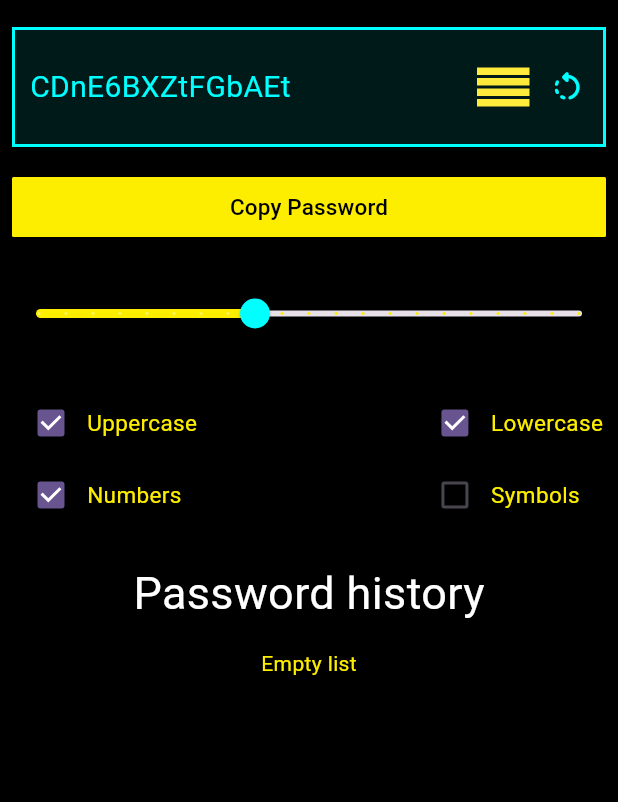
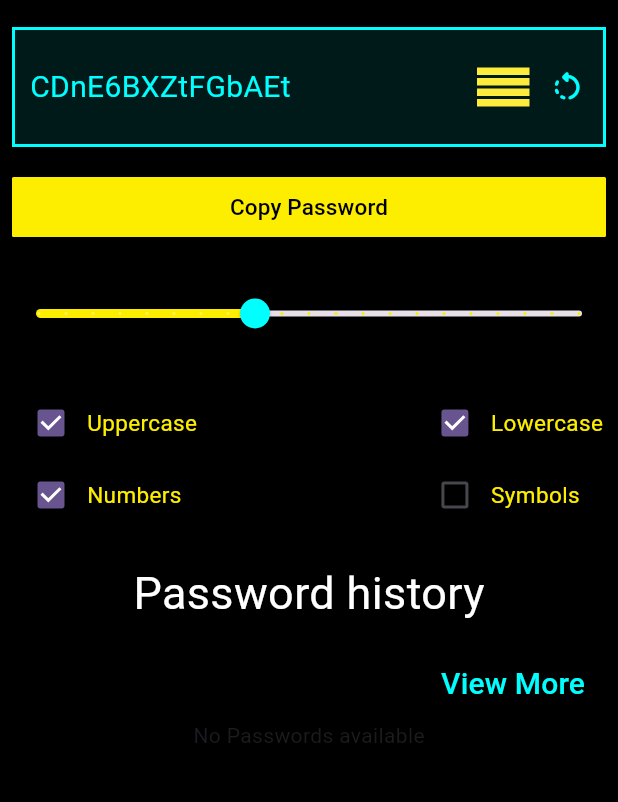
Before and after one commit to Thagana/password_generator_lite, a Flutter app: the screen it shows after launch, on a phone screen of 412 x 824 dp, the part 84-886 px from its top. Run offline on Flutter 3.47's test engine with Material 3 defaults, Android fonts, the light colour scheme and no system bars; drawn by our look-alikes of animated_text_kit; our stand-ins replace bloc, equatable, firebase_core, flutter_bloc, go_router, google_fonts and 3 more; accounts and stored records are empty; generated files the repository leaves out were written again.

Commit message:
home widgets

```diff
--- a/lib/src/home/bloc/password_bloc.dart
+++ b/lib/src/home/bloc/password_bloc.dart
@@ -1,5 +1,4 @@
 import 'package:bloc/bloc.dart';
-import 'package:equatable/equatable.dart';
 import 'package:flutter/foundation.dart';
 import 'package:password_repository/password_repository.dart';
 
@@ -11,49 +10,64 @@ part 'password_state.dart';
 class PasswordBloc extends Bloc<PasswordEvent, PasswordState> {
   ///
   PasswordBloc({required this.passwordRepository})
-      : super(const PasswordInitial()) {
-    on<RequestSavePassword>(_requestSavePassword);
+      : super(const PasswordState()) {
+    on<RequestDelete>(_requestDeletePassword);
     on<RequestPasswords>(_requestPasswords);
+    on<RequestAddPassword>(_requestAddPassword);
   }
 
   ///
   final PasswordRepository passwordRepository;
 
-  ///
-  Future<void> _requestSavePassword(
-    RequestSavePassword event,
+  Future<void> _requestAddPassword(
+    RequestAddPassword event,
     Emitter<PasswordState> emit,
   ) async {
     try {
-      final passwords = await passwordRepository.savePassword(event.password);
-      emit(SavePasswordSuccessful(passwords: passwords));
-    } catch (e) {
+      await passwordRepository.savePassword(event.password);
+      final passwords = await passwordRepository.getPasswords();
+      emit(state.copyWith(passwords: passwords));
+    } catch (error) {
       if (kDebugMode) {
-        print(e);
+        print(error);
       }
       emit(
-        SavePasswordError(
-          message: e.toString(),
-        ),
+        state.copyWith(errorMessage: 'Something went wrong please try again'),
       );
     }
   }
 
   Future<void> _requestPasswords(
-      RequestPasswords event,
-      Emitter<PasswordState> emit
-      ) async {
+    RequestPasswords event,
+    Emitter<PasswordState> emit,
+  ) async {
     try {
       final passwords = await passwordRepository.getPasswords();
-      emit(PasswordLoaded(passwords: passwords));
+      emit(state.copyWith(passwords: passwords));
     } catch (error) {
       if (kDebugMode) {
         print(error);
       }
       emit(
-        SavePasswordError(
-          message: error.toString(),
-        ),
+        state.copyWith(errorMessage: 'Something went wrong please try again'),
+      );
+    }
+  }
+
+  Future<void> _requestDeletePassword(
+    RequestDelete event,
+    Emitter<PasswordState> emit,
+  ) async {
+    try {
+      await passwordRepository.deletePassword(event.password);
+      final passwords = await passwordRepository.getPasswords();
+      emit(state.copyWith(passwords: passwords));
+    } catch (error) {
+      if (kDebugMode) {
+        print(error);
+      }
+      emit(
+        state.copyWith(errorMessage: 'Something went wrong please try again'),
       );
     }
   }
--- a/lib/src/home/bloc/password_event.dart
+++ b/lib/src/home/bloc/password_event.dart
@@ -12,8 +12,25 @@ class RequestPasswords extends PasswordEvent {
   const RequestPasswords();
 }
 
+class RequestAddPassword extends PasswordEvent {
+  const RequestAddPassword({required this.password});
+  final String password;
 
+  @override
+  List<Object?> get props => [password];
+}
+
+///
 class RequestSavePassword extends PasswordEvent {
   const RequestSavePassword({ required this.password });
   final String password;
+  @override
+  List<Object?> get props => [password];
 }
+
+///
+class RequestDelete extends PasswordEvent {
+  const RequestDelete({ required this.password});
+  final String password;
+  List<Object?> get props => [password];
+}
--- a/lib/src/home/bloc/password_state.dart
+++ b/lib/src/home/bloc/password_state.dart
@@ -1,56 +1,31 @@
 part of 'password_bloc.dart';
 
 ///
-abstract class PasswordState extends Equatable {
+class PasswordState {
   ///
-  const PasswordState();
-  @override
-  List<Object> get props => [];
+  const PasswordState({
+    this.passwords = const [],
+    this.errorMessage = '',
+  });
 
-  ///
-  List<Password> get passwords => [];
+  final String errorMessage;
+  final List<Password> passwords;
 
   ///
   Map<String, dynamic>? toJson() {
-    return null;
+    return {
+      'passwords': passwords,
+      'errorMessage': errorMessage,
+    };
   }
-}
 
-///
-class PasswordInitial extends PasswordState {
-  ///
-  const PasswordInitial();
-}
-
-///
-class PasswordError extends PasswordState {
-  ///
-  const PasswordError({required this.message});
-
-  ///
-  final String? message;
-}
-
-///
-class PasswordLoaded extends PasswordState {
-  ///
-  const PasswordLoaded({required this.passwords});
-
-  ///
-  @override
-  final List<Password> passwords;
-}
-
-
-class SavePasswordSuccessful extends PasswordState {
-  const SavePasswordSuccessful({ required this.passwords });
+  PasswordState copyWith({List<Password>? passwords, String? errorMessage}) {
+    return PasswordState(
+      passwords: passwords ?? this.passwords,
+      errorMessage: errorMessage ?? this.errorMessage,
+    );
+  }
 
   @override
-  final List<Password> passwords;
+  List<Object?> get props => [errorMessage, passwords];
 }
-
-class SavePasswordError extends PasswordState {
-  const SavePasswordError({ required this.message });
-
-  final String message;
-}
--- a/lib/src/home/cubit/password_cubit.dart
+++ b/lib/src/home/cubit/password_cubit.dart
@@ -2,6 +2,7 @@ import 'dart:math';
 
 import 'package:bloc/bloc.dart';
 import 'package:equatable/equatable.dart';
+import 'package:password_repository/password_repository.dart';
 import 'package:rxdart/rxdart.dart';
 
 part 'password_state.dart';
@@ -13,7 +14,7 @@ enum PasswordStrength {
 }
 
 class PasswordCubit extends Cubit<PasswordCubitState> {
-  PasswordCubit() : super(PasswordInitial());
+  PasswordCubit() : super(PasswordInitial()) {}
 
   // BehaviorSubject
   final _passwordController = BehaviorSubject<String>.seeded('CDnE6BXZtFGbAEt');
@@ -31,7 +32,17 @@ class PasswordCubit extends Cubit<PasswordCubitState> {
   final _isSymbolController = BehaviorSubject<bool>.seeded(false);
 
 
+  final _passwordsController = BehaviorSubject<List<Password>>();
+
+
+  List<Password> get passwordsValue => _passwordsController.value;
+
   String get passwordValue => _passwordController.value;
+
+
+  Stream<List<Password>> get passwordsStream {
+    return _passwordsController.stream;
+  }
 
   Stream<String> get passwordStream {
     return _passwordController.stream;
@@ -60,7 +71,6 @@ class PasswordCubit extends Cubit<PasswordCubitState> {
   Stream<bool> get isNumberOptionStream {
     return _isNumericController.stream;
   }
-
 
   void updatePasswordLength(double value) {
     _passwordLengthController.sink.add(value);
@@ -163,5 +173,6 @@ class PasswordCubit extends Cubit<PasswordCubitState> {
     await _isLowerCaseController.close();
     await _isSymbolController.close();
     await _isUpperCaseController.close();
+    await _passwordsController.close();
   }
 }
--- a/lib/src/home/views/home_app.dart
+++ b/lib/src/home/views/home_app.dart
@@ -1,5 +1,4 @@
 import 'package:cyberman/constants.dart';
-import 'package:cyberman/src/home/bloc/password_bloc.dart';
 import 'package:cyberman/src/home/widgets/copy_password.dart';
 import 'package:cyberman/src/home/widgets/header.dart';
 import 'package:cyberman/src/home/widgets/password_history_header.dart';
@@ -9,7 +8,6 @@ import 'package:cyberman/src/home/widgets/password_value.dart';
 import 'package:cyberman/src/home/widgets/password_variation_option.dart';
 import 'package:flutter/material.dart';
 import 'package:flutter/services.dart';
-import 'package:flutter_bloc/flutter_bloc.dart';
 import 'package:go_router/go_router.dart';
 import 'package:google_fonts/google_fonts.dart';
 
@@ -37,8 +35,7 @@ class HomeApp extends StatelessWidget {
                   const CopyPassword(),
                   const PasswordLengthSlider(),
                   const PasswordVariationOptions(),
-                  SingleChildScrollView(
-                    child: Padding(
+                  Padding(
                     padding: const EdgeInsets.all(10),
                     child: Column(
                       children: [
@@ -47,39 +44,6 @@ class HomeApp extends StatelessWidget {
                           height: 15,
                         ),
                         Column(
-                            children: [
-                              BlocConsumer<PasswordBloc, PasswordState>(
-                                listener: (context, state) {
-                                  if (state is SavePasswordError) {
-                                    final snackBar = SnackBar(
-                                      content: Text(
-                                        state.message,
-                                        style: GoogleFonts.shareTechMono(
-                                          color: primaryColor,
-                                        ),
-                                      ),
-                                    );
-                                    ScaffoldMessenger.of(context)
-                                        .showSnackBar(snackBar);
-                                  }
-                                },
-                                builder: (context, state) {
-                                  if (state is PasswordLoaded ||
-                                      state is SavePasswordSuccessful) {
-                                    if (state.passwords.isEmpty) {
-                                      return Center(
-                                        child: Container(
-                                          color: Colors.black,
-                                          child: Text(
-                                            'Empty list',
-                                            style: GoogleFonts.shareTechMono(
-                                              color: primaryColor,
-                                            ),
-                                          ),
-                                        ),
-                                      );
-                                    }
-                                    return Column(
                           children: [
                             Row(
                               mainAxisAlignment:
@@ -92,8 +56,7 @@ class HomeApp extends StatelessWidget {
                                   },
                                   child: Text(
                                     'View More',
-                                                style:
-                                                    GoogleFonts.shareTechMono(
+                                    style: GoogleFonts.shareTechMono(
                                       color: secondaryColor,
                                       fontSize: 20,
                                     ),
@@ -101,24 +64,10 @@ class HomeApp extends StatelessWidget {
                                 ),
                               ],
                             ),
-                                        PasswordListView(
-                                          state: state.passwords,
-                                        )
-                                      ],
-                                    );
-                                  }
-                                  return Text(
-                                    'Failed to load passwords',
-                                    style: GoogleFonts.shareTechMono(
-                                      color: primaryColor,
-                                    ),
-                                  );
-                                },
-                              ),
+                            const PasswordListView(),
                           ],
                         ),
                       ],
-                      ),
                     ),
                   )
                 ],
--- a/lib/src/home/widgets/copy_password.dart
+++ b/lib/src/home/widgets/copy_password.dart
@@ -32,9 +32,10 @@ class CopyPassword extends StatelessWidget {
           onPressed: () async {
             final password = context.read<PasswordCubit>().passwordValue;
             await Clipboard.setData(ClipboardData(text: password));
-            // bloc time
+            if (!context.mounted) return;
+            if (!context.mounted) return;
             context.read<PasswordBloc>().add(
-                  RequestSavePassword(password: password),
+                  RequestAddPassword(password: password),
                 );
           },
         ),
```
Also changed, not shown: lib/src/home/widgets/password_listview.dart (+72 -27 lines). Lines whose indentation alone changed are shown as unchanged.
